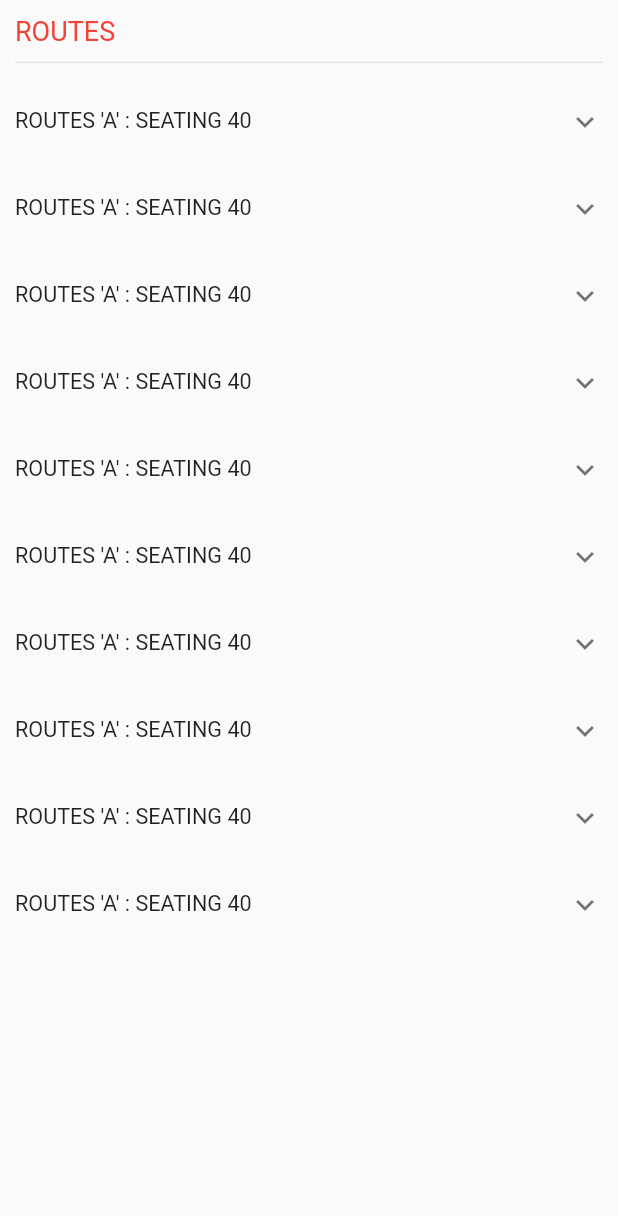
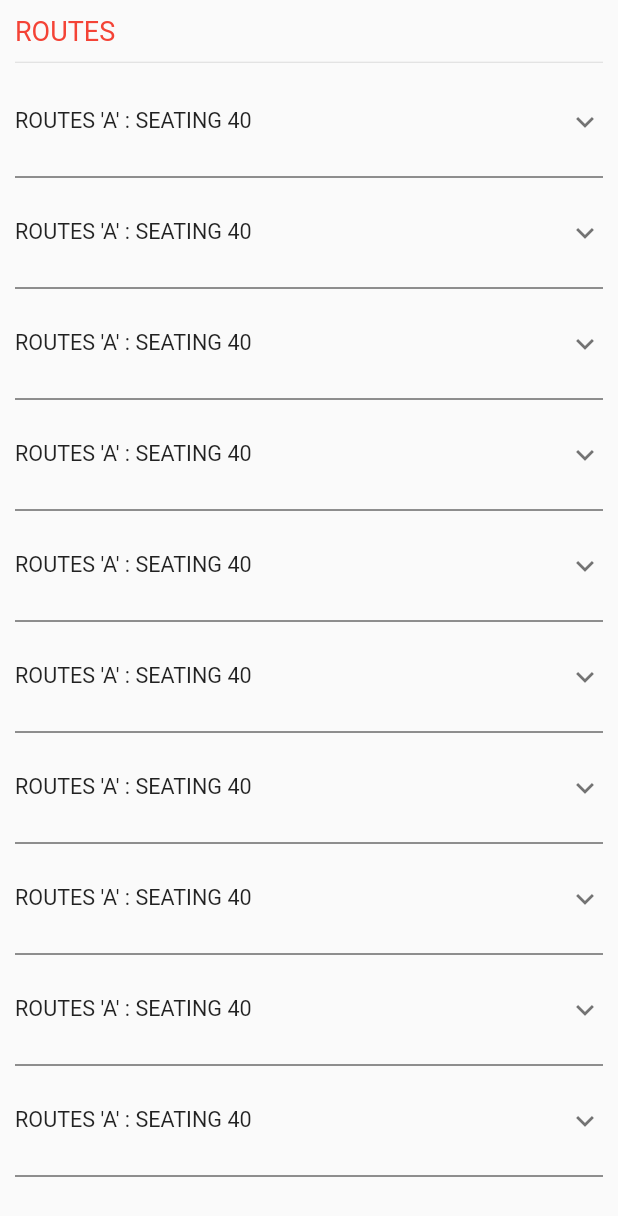
Before and after one commit to PesuDev/Pesua, a Flutter app: the RoutesCampus widget shown alone on an empty page, opened directly, on a phone screen of 412 x 824 dp. Shown: the top 1216 px of the screen. Run offline on Flutter 3.47's test engine with Material 2 defaults, Android fonts, the phone set to English and light mode, and no system bars; our stand-ins replace charts_flutter, flutter_swiper_null_safety, flutter_switch, syncfusion_flutter_charts, webview_flutter; missing offline and left inert: dart:ffi; network calls fail.

Commit message:
Ui_Fixes

```diff
--- a/lib/src/esaresults/view/Previous_semester.dart
+++ b/lib/src/esaresults/view/Previous_semester.dart
@@ -163,7 +163,7 @@ Container(
               ),
               Container(
                 margin: EdgeInsets.fromLTRB(15, 10, 15, 0),
-                color: Colors.cyanAccent,
+                color: Colors.cyan[100],
                 child: Padding(
                   padding: const EdgeInsets.all(8.0),
                   child: Column(
--- a/lib/src/esaresults/view/Provisional_page.dart
+++ b/lib/src/esaresults/view/Provisional_page.dart
@@ -20,7 +20,7 @@ class _ProvisionalPageState extends State<ProvisionalPage> {
               Container(
                 margin: EdgeInsets.fromLTRB(10, 10, 10, 0),
                 decoration: BoxDecoration(
-                  color: Colors.cyanAccent,
+                  color: Colors.cyan[100],
                   border: Border.all(
                     color: Color(0xffFFFFFF),
                     width: 8,
--- a/lib/src/isa_results/view/isa_results.dart
+++ b/lib/src/isa_results/view/isa_results.dart
@@ -173,7 +173,7 @@ class _ISAResultsState extends State<ISAResults> {
                   child: Container(
                       width: MediaQuery.of(context).size.width / 6.5,
                       child: Icon(
-                        Icons.assessment_outlined,
+                        Icons.bar_chart,
                       )),
                 )
               ],
--- a/lib/src/transport/view/routes_campus.dart
+++ b/lib/src/transport/view/routes_campus.dart
@@ -39,20 +39,22 @@ child: SingleChildScrollView(
       itemCount: 10,
       shrinkWrap: true,
       itemBuilder: (context,index){
-
-      return ExpansionTile(title: Text("ROUTES 'A' : SEATING 40"),
+      return Column(
+        children: [
+          Theme(
+            data: Theme.of(context).copyWith(dividerColor: Colors.transparent),
+            child: ExpansionTile(
+              title: Text("ROUTES 'A' : SEATING 40"),
     childrenPadding: EdgeInsets.only(left: 10),
             tilePadding: EdgeInsets.only(left: 0),
             expandedCrossAxisAlignment: CrossAxisAlignment.start,
             children: [
-
               Text("CHARGES: Rs.2000 per annum"),
               Row(
                 mainAxisAlignment: MainAxisAlignment.spaceBetween,
                 children: [
                   Text("Driver: Shiva"),
                   Container(
-
                     child: TextButton.icon(onPressed: (){}, icon: Icon(Icons.phone), label: Text("+918867741487")),
                   ),
 
@@ -169,6 +171,10 @@ child: SingleChildScrollView(
               // ])
             ],
 
+            ),
+          ),
+          Divider(color: Colors.black87,)
+        ],
       );
     }),
     ),
```
Lines whose indentation alone changed are shown as unchanged.
